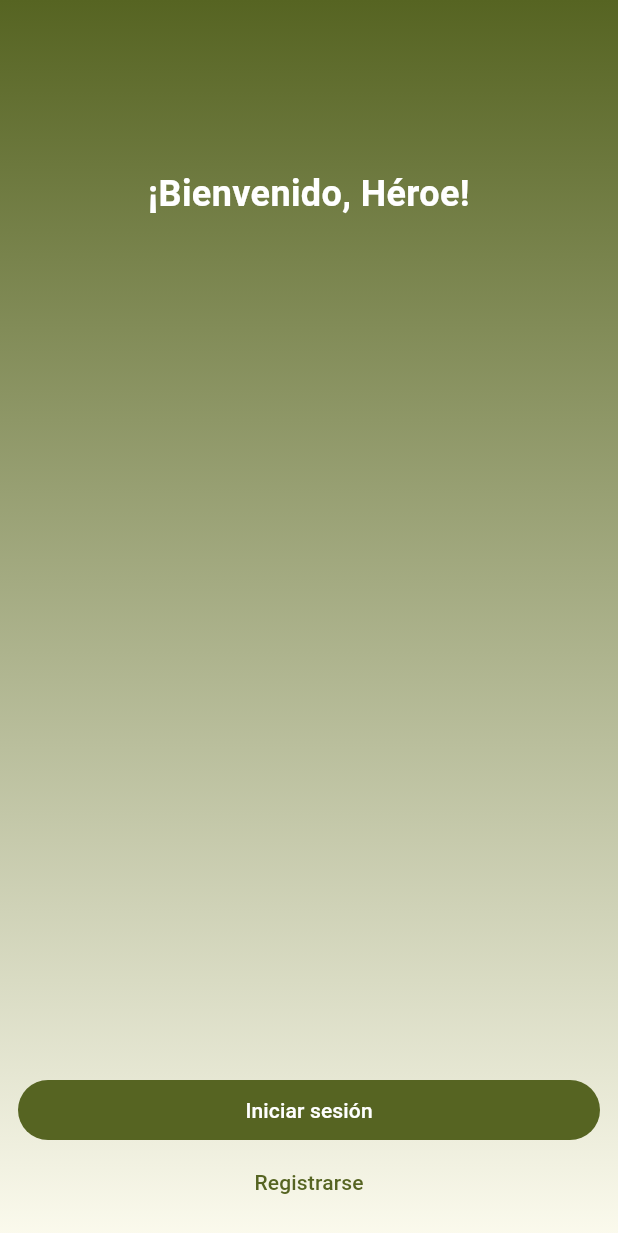
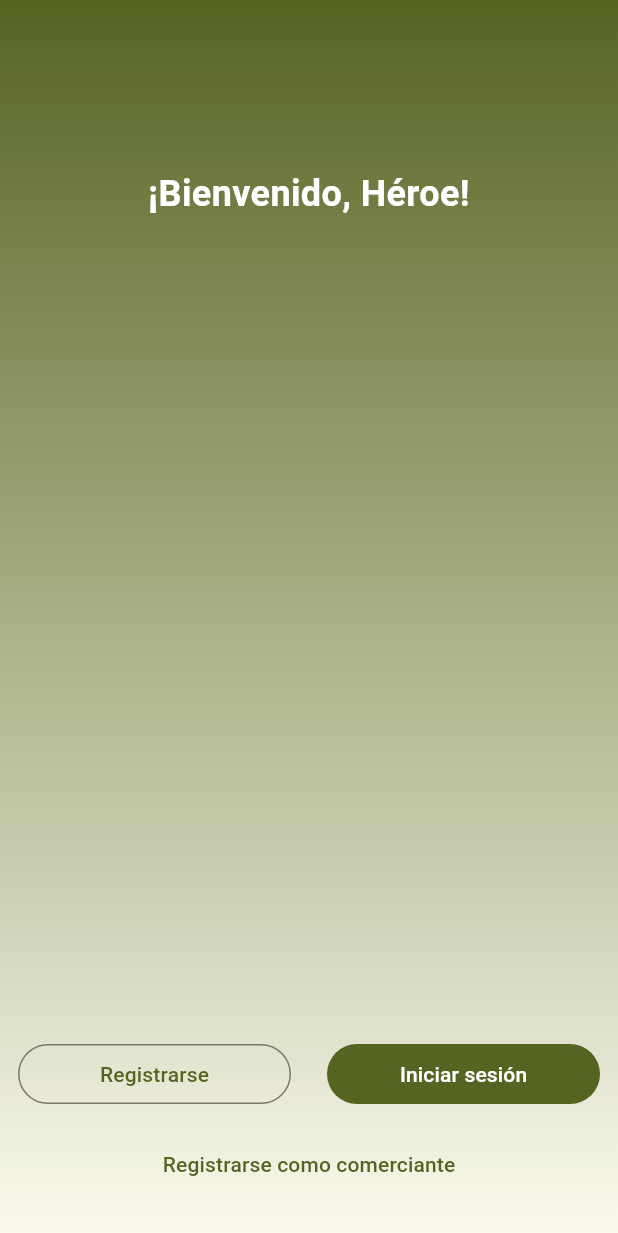
Before and after one commit to Heroes-Colombia/heroes-app, a Flutter app: the FirstTimeView screen opened by its route, on a phone screen of 412 x 824 dp. Shown: the top 1233 px of the screen. Run offline on Flutter 3.47's test engine with Material 2 defaults, Android fonts, the phone set to English and light mode, and no system bars; our stand-ins replace adaptive_theme, auto_route, bloc, cloud_firestore, dio, equatable and 8 more; accounts and stored records are empty.

Commit message:
Added: Auth for users type business and creation of businesses.

```diff
--- a/lib/assets/app_constants.dart
+++ b/lib/assets/app_constants.dart
@@ -11,6 +11,7 @@ class AppConstants {
       'welcome': '¡Bienvenido, Héroe!',
       'login': 'Iniciar sesión',
       'register': 'Registrarse',
+      'registerComercio': 'Registrarse como comerciante',
     },
     'loginView': {
       'title': 'Iniciar sesión',
@@ -48,6 +49,40 @@ class AppConstants {
       'password-validator': 'Por favor ingresa tu contraseña',
       'signupButton': 'Registrarse',
       'signupErrorTitle': 'Error al registrarse',
+    },
+    'signupBusinessView': {
+      'title': 'Registrar comerciante',
+      'username-label': 'Username',
+      'username-hint': 'Ingresa tu username',
+      'email-label': 'Correo electrónico',
+      'email-hint': 'Ingresa tu correo electrónico',
+      'email-validator': 'Por favor ingresa un correo electrónico válido',
+      'address-label': 'Dirección',
+      'address-hint': 'Ingresa la dirección del comercio',
+      'identification-label': 'Identificación',
+      'identification-hint': 'Ingresa la identificación del comercio',
+      'name-label': 'Nombre del comercio',
+      'name-hint': 'Ingresa el nombre del comercio',
+      'ownername-label': 'Nombre del dueño',
+      'ownername-hint': 'Ingresa el nombre del dueño del comercio',
+      'phone-label': 'Teléfono',
+      'phone-hint': 'Ingresa el teléfono del comercio',
+      'firstname-label': 'Nombre',
+      'firstname-hint': 'Ingresa tu nombre',
+      'secondname-label': 'Segundo nombre',
+      'secondname-hint': 'Ingresa tu segundo nombre',
+      'lastname-label': 'Apellido',
+      'lastname-hint': 'Ingresa tu apellido',
+      'rank-label': 'Rango',
+      'rank-hint': 'Ingresa tu rango',
+      'password-label': 'Contraseña',
+      'password-hint': 'Ingresa tu contraseña',
+      'password-validator': 'Por favor ingresa tu contraseña',
+      'signupButton': 'Registrarse',
+      'signupErrorTitle': 'Error al registrarse',
+      "registerComercio": "¿Registrar un nuevo comercio?",
+      "personalInfo": "Información del dueño",
+      "genericValidator": "Este campo no puede estar vacío",
     },
     'restorePasswordView': {
       'title': '¿Olvidaste tu contraseña?',
--- a/lib/src/config/router/app_router.dart
+++ b/lib/src/config/router/app_router.dart
@@ -16,6 +16,7 @@ class AppRouter extends $AppRouter {
             AutoRoute(page: LoginView.page, path: 'logIn'),
             AutoRoute(page: SignUpView.page, path: 'signUp'),
             AutoRoute(page: RestorePassword.page, path: 'restorePassword'),
+            AutoRoute(page: SignUpBusinessView.page, path: 'signUpBusiness')
           ],
         ),
         //Dashboard routes
--- a/lib/src/domain/models/user_model.dart
+++ b/lib/src/domain/models/user_model.dart
@@ -1,4 +1,5 @@
 import 'package:equatable/equatable.dart';
+import 'package:heroes_app/assets/app_enums.dart';
 
 class User extends Equatable {
   final String uid;
@@ -6,9 +7,10 @@ class User extends Equatable {
   final String firstName;
   final String secondName;
   final String lastName;
-  final String permission;
+  final UserPermissions permission;
   final String rank;
   final String email;
+  final UserStatus status;
 
   const User({
     required this.uid,
@@ -19,6 +21,7 @@ class User extends Equatable {
     required this.permission,
     required this.rank,
     required this.email,
+    required this.status,
   });
 
   @override
@@ -31,6 +34,7 @@ class User extends Equatable {
         lastName,
         permission,
         rank,
+        status,
       ];
 
   factory User.fromJson(Map<String, dynamic> json) {
@@ -41,8 +45,11 @@ class User extends Equatable {
       firstName: json['first_name'] as String,
       secondName: json['second_name'] as String,
       lastName: json['last_name'] as String,
-      permission: json['permission'] as String? ?? '',
       rank: json['rank'] as String,
+      permission: UserPermissions.values.firstWhere((element) =>
+          element.toString().split('.').last == json['permission']),
+      status: UserStatus.values.firstWhere(
+          (element) => element.toString().split('.').last == json['status']),
     );
   }
 
@@ -54,8 +61,9 @@ class User extends Equatable {
       'first_name': firstName,
       'second_name': secondName,
       'last_name': lastName,
-      'permission': permission,
       'rank': rank,
+      'permission': permission.toString().split('.').last,
+      'status': status.toString().split('.').last,
     };
   }
 
@@ -70,15 +78,35 @@ class User extends Equatable {
     };
   }
 
+  static Map<String, dynamic> toInitialFirebaseJson(
+      Map<String, dynamic> json, UserPermissions? permission) {
+    return {
+      'email': json['email'],
+      'username': json['username'],
+      'first_name': json['first_name'],
+      'second_name': json['second_name'],
+      'last_name': json['last_name'],
+      'verified': false,
+      'rank': json['rank'],
+      "permission": permission != null
+          ? permission.toString().split(".").last
+          : UserPermissions.user.toString().split(".").last,
+      "status": UserStatus.pending.toString().split('.').last,
+      "favourite_businesses": [],
+      "password": json['password'],
+    };
+  }
+
   User copyWith({
     String? uid,
     String? username,
     String? firstName,
     String? secondName,
     String? lastName,
-    String? permission,
+    UserPermissions? permission,
     String? email,
     String? rank,
+    UserStatus? status,
   }) {
     return User(
       uid: uid ?? this.uid,
@@ -88,6 +116,7 @@ class User extends Equatable {
       secondName: secondName ?? this.secondName,
       lastName: lastName ?? this.lastName,
       permission: permission ?? this.permission,
+      status: status ?? this.status,
       rank: rank ?? this.rank,
     );
   }
--- a/lib/src/domain/repositories/firestore_service.dart
+++ b/lib/src/domain/repositories/firestore_service.dart
@@ -9,7 +9,6 @@ class FirestoreService {
   Future<String> createDocument(
       String collectionName, Map<String, dynamic> data) async {
     final docRef = await _firestore.collection(collectionName).add(data);
-
     return docRef.id;
   }
 
--- a/lib/src/presentation/pages/auth/auth_view.dart
+++ b/lib/src/presentation/pages/auth/auth_view.dart
@@ -13,6 +13,7 @@ class AuthView extends StatelessWidget {
         FirstTimeView(),
         LoginView(onResult: (willRedirectToDashboard) {}),
         SignUpView(onResult: (willRedirectToDashboard) {}),
+        SignUpBusinessView(),
         RestorePassword()
       ],
       builder: (context, child) {
--- a/lib/src/presentation/pages/auth/pages/first_time_view.dart
+++ b/lib/src/presentation/pages/auth/pages/first_time_view.dart
@@ -44,16 +44,30 @@ class FirstTimeView extends StatelessWidget {
                   ),
                 ),
                 const Spacer(),
-                FilledButton(
+                Row(children: [
+                  Expanded(
+                    child: OutlinedButton(
+                      onPressed: () => AutoRouter.of(context)
+                          .push(SignUpView(onResult: (p0) {})),
+                      child: Text(authTexts['register']!),
+                    ),
+                  ),
+                  const SizedBox(width: 24),
+                  Expanded(
+                    child: FilledButton(
+                      onPressed: () => AutoRouter.of(context)
+                          .push(LoginView(onResult: (p0) {})),
+                      child: Text(authTexts['login']!),
+                    ),
+                  ),
+                ]),
+                const SizedBox(height: 12),
+                TextButton(
                   onPressed: () =>
-                      AutoRouter.of(context).push(LoginView(onResult: (p0) {})),
-                  child: Text(authTexts['login']!),
+                      AutoRouter.of(context).push(SignUpBusinessView()),
+                  child: Text(authTexts['registerComercio']!),
                 ),
-                TextButton(
-                  onPressed: () => AutoRouter.of(context)
-                      .push(SignUpView(onResult: (p0) {})),
-                  child: Text(authTexts['register']!),
-                ),
+                const SizedBox(height: 12),
               ],
             ),
           ),
```
Also changed, not shown: lib/assets/app_enums.dart (+18 -0 lines), lib/src/domain/models/business_model.dart (+21 -4 lines), lib/src/presentation/cubits/auth/auth_cubit.dart (+46 -1 lines), lib/src/presentation/pages/auth/pages/signup_business.dart (added, +358 -0 lines), lib/src/config/router/app_router.gr.dart.
